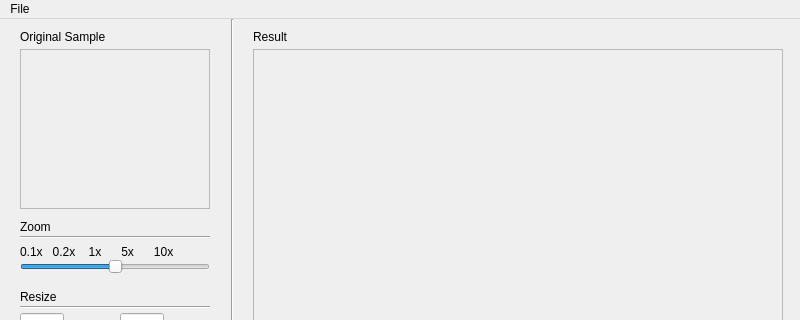
The window that trab1/mainwindow.ui (julioce/CompGraf) describes before a commit, drawn with Qt 5; both pictures show x 0 to 800 and y 0 to 320 of the 800 by 600 pixel window.
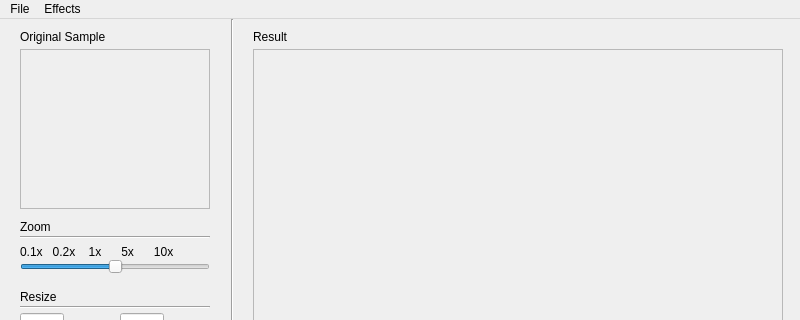
The same window after the commit. Icons and pictures are not drawn.

Commit message: Colocando menu effects.

Patch:
```diff
--- a/trab1/mainwindow.ui
+++ b/trab1/mainwindow.ui
@@ -671,7 +671,13 @@
     <addaction name="actionOpenFile"/>
     <addaction name="actionExit"/>
    </widget>
+   <widget class="QMenu" name="menuEffects">
+    <property name="title">
+     <string>Effects</string>
+    </property>
+   </widget>
    <addaction name="menuFile"/>
+   <addaction name="menuEffects"/>
   </widget>
   <action name="actionOpenFile">
    <property name="text">
```
The commit also changes 4 other files.
